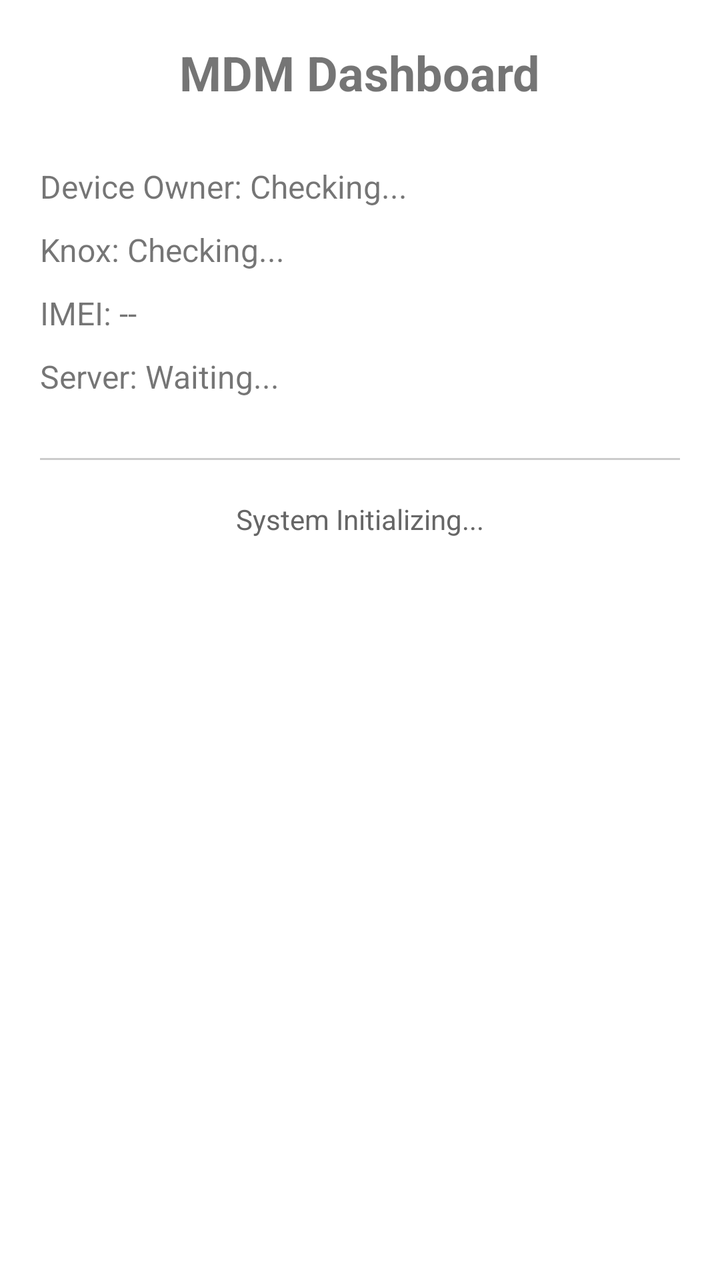
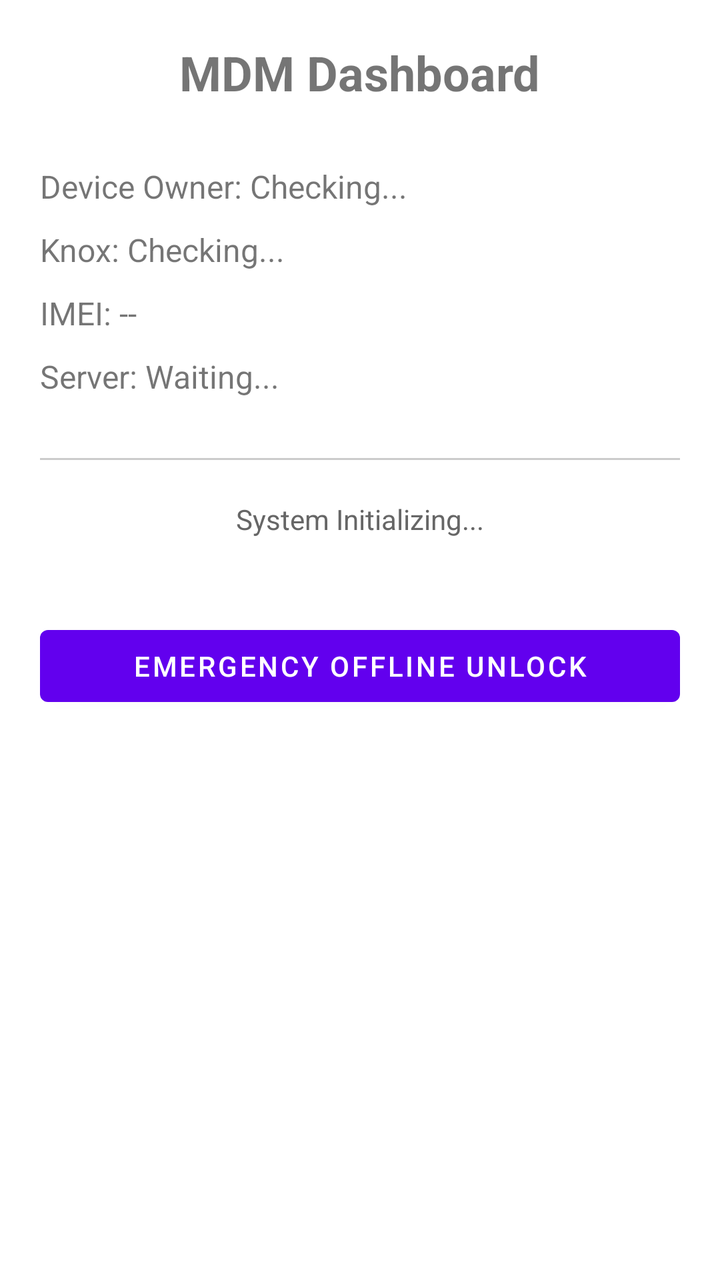

Compare the two renders of this Android layout. The source of the first and the diff that turns it into the second are given below.
<!-- AndroidManifest.xml: application theme Theme.PAYO -->
<!-- res/layout/activity_main.xml -->
<?xml version="1.0" encoding="utf-8"?>
<LinearLayout xmlns:android="http://schemas.android.com/apk/res/android"
    android:layout_width="match_parent"
    android:layout_height="match_parent"
    android:orientation="vertical"
    android:padding="20dp"
    android:gravity="center_horizontal">

    <TextView
        android:layout_width="wrap_content"
        android:layout_height="wrap_content"
        android:text="MDM Dashboard"
        android:textSize="24sp"
        android:textStyle="bold"
        android:layout_marginBottom="30dp"/>

    <TextView
        android:id="@+id/tvDeviceOwner"
        android:layout_width="match_parent"
        android:layout_height="wrap_content"
        android:text="Device Owner: Checking..."
        android:textSize="16sp"
        android:layout_marginBottom="10dp"/>

    <TextView
        android:id="@+id/tvKnoxStatus"
        android:layout_width="match_parent"
        android:layout_height="wrap_content"
        android:text="Knox: Checking..."
        android:textSize="16sp"
        android:layout_marginBottom="10dp"/>

    <TextView
        android:id="@+id/tvImei"
        android:layout_width="match_parent"
        android:layout_height="wrap_content"
        android:text="IMEI: --"
        android:textSize="16sp"
        android:layout_marginBottom="10dp"/>

    <TextView
        android:id="@+id/tvServerStatus"
        android:layout_width="match_parent"
        android:layout_height="wrap_content"
        android:text="Server: Waiting..."
        android:textSize="16sp"
        android:layout_marginBottom="30dp"/>

    <View
        android:layout_width="match_parent"
        android:layout_height="1dp"
        android:background="#CCCCCC"
        android:layout_marginBottom="20dp"/>

    <TextView
        android:id="@+id/tvStatus"
        android:layout_width="match_parent"
        android:layout_height="wrap_content"
        android:text="System Initializing..."
        android:textAlignment="center"
        android:textColor="#666666"
        android:textSize="14sp"
        android:layout_marginBottom="20dp"/>

    <ProgressBar
        android:id="@+id/progressBar"
        android:layout_width="wrap_content"
        android:layout_height="wrap_content"
        android:visibility="gone"/>

</LinearLayout>
<!-- resources referenced by this layout -->
<resources>
  <style name="Theme.PAYO" parent="Theme.MaterialComponents.DayNight.DarkActionBar">
          
          <item name="colorPrimary">@color/purple_500</item>
          <item name="colorPrimaryVariant">@color/purple_700</item>
          <item name="colorOnPrimary">@color/white</item>
          
          <item name="colorSecondary">@color/teal_200</item>
          <item name="colorSecondaryVariant">@color/teal_700</item>
          <item name="colorOnSecondary">@color/black</item>
          
          <item name="android:statusBarColor">?attr/colorPrimaryVariant</item>
          
      </style>
  <color name="purple_500">#FF6200EE</color>
  <color name="purple_700">#FF3700B3</color>
  <color name="white">#FFFFFFFF</color>
  <color name="teal_200">#FF03DAC5</color>
  <color name="teal_700">#FF018786</color>
  <color name="black">#FF000000</color>
</resources>

<!-- the commit's change to res/layout/activity_main.xml (unified diff, before → after) -->
@@ -68,4 +68,11 @@
         android:layout_height="wrap_content"
         android:visibility="gone"/>
 
+    <Button
+        android:id="@+id/btnOfflineUnlock"
+        android:layout_width="match_parent"
+        android:layout_height="wrap_content"
+        android:text="Emergency Offline Unlock"
+        android:layout_marginTop="20dp"/>
+
 </LinearLayout>
